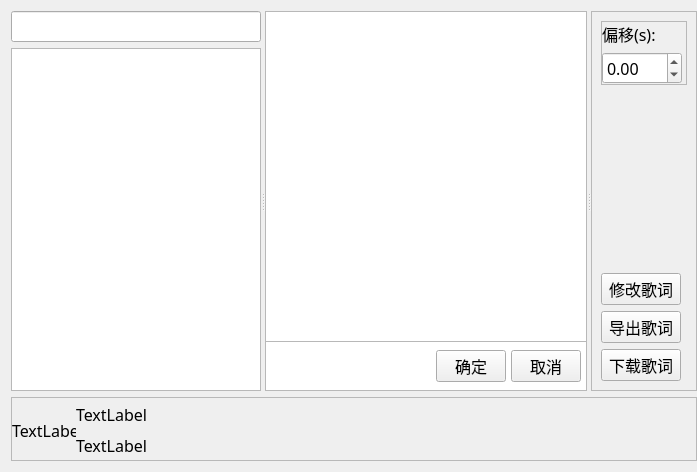
Before: the Qt Designer form SpotifyLyricWindow/resource/ui/ui_file/LyricsManagePage.ui in Mai-icy/Spotify-lyrics-window, drawn with Qt 5.
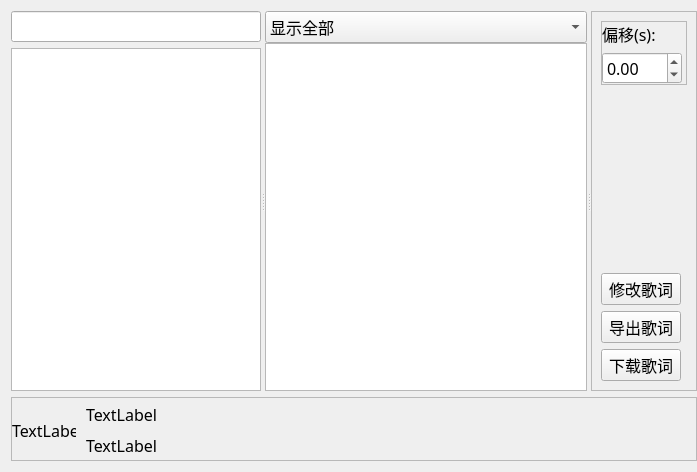
After: the same form once the commit is applied.

Diff of the .ui file:
```diff
--- a/SpotifyLyricWindow/resource/ui/ui_file/LyricsManagePage.ui
+++ b/SpotifyLyricWindow/resource/ui/ui_file/LyricsManagePage.ui
@@ -79,21 +79,18 @@
        <property name="spacing">
         <number>0</number>
        </property>
-       <item row="0" column="0" rowspan="2" colspan="2">
-        <widget class="QTextEdit" name="lyrics_textEdit"/>
-       </item>
-       <item row="1" column="1">
+       <item row="4" column="1" colspan="3">
         <widget class="QFrame" name="textbuttons_frame">
          <property name="minimumSize">
           <size>
            <width>0</width>
-           <height>50</height>
+           <height>32</height>
           </size>
          </property>
          <property name="maximumSize">
           <size>
            <width>16777215</width>
-           <height>50</height>
+           <height>32</height>
           </size>
          </property>
          <property name="frameShape">
@@ -107,13 +104,13 @@
            <number>5</number>
           </property>
           <property name="leftMargin">
-           <number>5</number>
+           <number>0</number>
           </property>
           <property name="topMargin">
            <number>0</number>
           </property>
           <property name="rightMargin">
-           <number>5</number>
+           <number>20</number>
           </property>
           <property name="bottomMargin">
            <number>0</number>
@@ -172,6 +169,72 @@
          </layout>
         </widget>
        </item>
+       <item row="0" column="0" colspan="4">
+        <widget class="QComboBox" name="show_comboBox">
+         <property name="minimumSize">
+          <size>
+           <width>0</width>
+           <height>32</height>
+          </size>
+         </property>
+         <item>
+          <property name="text">
+           <string>显示全部</string>
+          </property>
+         </item>
+         <item>
+          <property name="text">
+           <string>显示日文</string>
+          </property>
+         </item>
+         <item>
+          <property name="text">
+           <string>显示中文</string>
+          </property>
+         </item>
+         <item>
+          <property name="text">
+           <string>显示罗马音</string>
+          </property>
+         </item>
+        </widget>
+       </item>
+       <item row="1" column="0" rowspan="9" colspan="4">
+        <widget class="QPlainTextEdit" name="lyrics_plainTextEdit">
+         <property name="lineWrapMode">
+          <enum>QPlainTextEdit::NoWrap</enum>
+         </property>
+        </widget>
+       </item>
+       <item row="5" column="0">
+        <spacer name="text_verticalSpacer2">
+         <property name="orientation">
+          <enum>Qt::Vertical</enum>
+         </property>
+         <property name="sizeType">
+          <enum>QSizePolicy::Fixed</enum>
+         </property>
+         <property name="sizeHint" stdset="0">
+          <size>
+           <width>20</width>
+           <height>20</height>
+          </size>
+         </property>
+        </spacer>
+       </item>
+       <item row="2" column="0">
+        <spacer name="text_verticalSpacer">
+         <property name="orientation">
+          <enum>Qt::Vertical</enum>
+         </property>
+         <property name="sizeHint" stdset="0">
+          <size>
+           <width>20</width>
+           <height>130</height>
+          </size>
+         </property>
+        </spacer>
+       </item>
       </layout>
      </widget>
      <widget class="QFrame" name="managebuttons_frame">
@@ -351,7 +414,10 @@
       <property name="bottomMargin">
        <number>0</number>
       </property>
-      <property name="spacing">
+      <property name="horizontalSpacing">
+       <number>10</number>
+      </property>
+      <property name="verticalSpacing">
        <number>0</number>
       </property>
       <item row="0" column="0" rowspan="2">
```
Left out of the diff: 47 changed lines with no effect on the pictures.
